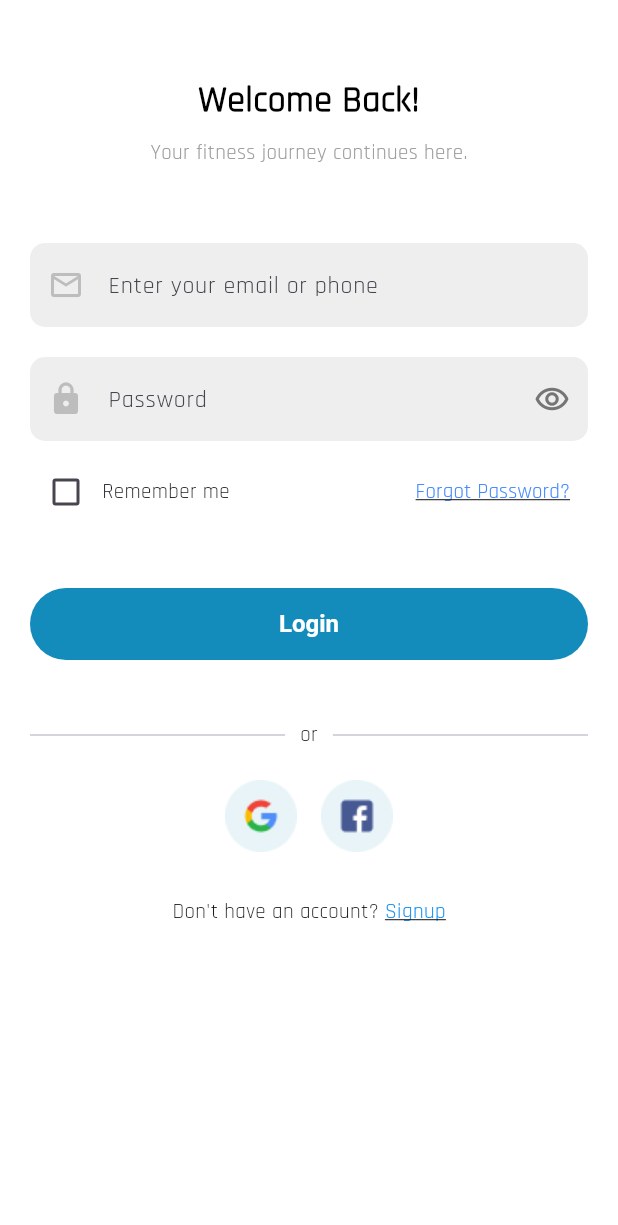
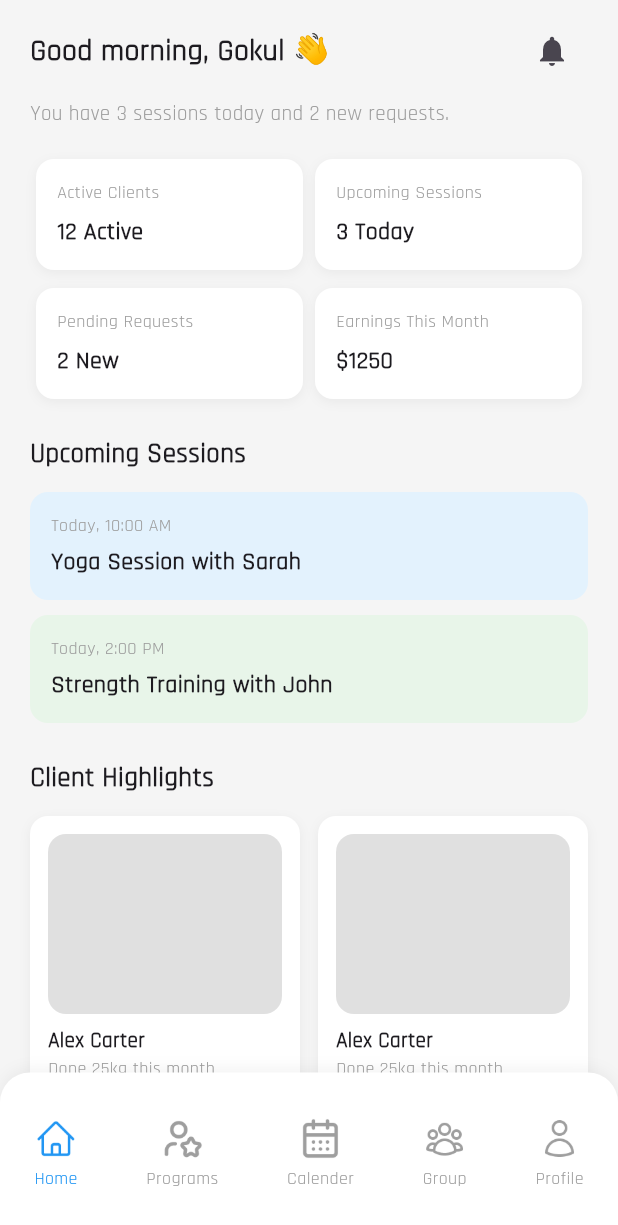
Before and after one commit to Dev-Ninjas-Backup/gokul_ramk, a Flutter app: the LoginScreen screen opened by its route, after a tap on "Login", on a phone screen of 412 x 824 dp. Shown: the top 1225 px of the screen. Run offline on Flutter 3.47's test engine with Material 3 defaults, Android fonts, the phone set to English and light mode, and no system bars; our stand-ins replace flutter_screenutil, get, google_fonts, pinput, shared_preferences; accounts and stored records are empty.

Commit message:
custom navbar and homescreen added

```diff
--- /dev/null
+++ b/lib/core/common/widgets/custom_navbar.dart
@@ -0,0 +1,100 @@
+import 'package:flutter/material.dart';
+import 'package:get/get.dart';
+
+import '../../../features/home/home_screen/screen/dashboard.dart';
+import '../../utils/constants/icon_path.dart';
+
+class HomeController extends GetxController {
+  var currentIndex = 0.obs;
+
+  void changeIndex(int index) {
+    currentIndex.value = index;
+  }
+}
+
+class HomeScreen extends StatelessWidget {
+  const HomeScreen({super.key});
+
+  @override
+  Widget build(BuildContext context) {
+    final HomeController controller = Get.put(HomeController());
+
+    final List<Widget> pages = [
+      const DashboardPage(),
+      const Center(child: Text("Programs Page")),
+
+      const Center(child: Text("Calendar Page")),
+      const Center(child: Text("Group Page")),
+      const Center(child: Text("Profile Page")),
+    ];
+
+    final List<String> icons = [
+      IconPath.homeIcon,
+      IconPath.programIcon,
+      IconPath.calendarIcon,
+      IconPath.groupIcon,
+      IconPath.peopleIcon,
+    ];
+
+    final List<String> labels = [
+      "Home",
+      "Programs",
+      "Calender",
+      "Group",
+      "Profile",
+    ];
+
+    return Obx(
+      () => Scaffold(
+        backgroundColor: Colors.grey[100],
+        body: pages[controller.currentIndex.value],
+        bottomNavigationBar: Container(
+          decoration: BoxDecoration(
+            color: Colors.white,
+            borderRadius: const BorderRadius.only(
+              topLeft: Radius.circular(20),
+              topRight: Radius.circular(20),
+            ),
+            boxShadow: [
+              BoxShadow(
+                // ignore: deprecated_member_use
+                color: Colors.black.withOpacity(0.05),
+                blurRadius: 8,
+                offset: const Offset(0, -2),
+              ),
+            ],
+          ),
+          padding: const EdgeInsets.symmetric(vertical: 30),
+          child: Row(
+            mainAxisAlignment: MainAxisAlignment.spaceAround,
+            children: List.generate(icons.length, (index) {
+              bool isSelected = controller.currentIndex.value == index;
+              return GestureDetector(
+                onTap: () => controller.changeIndex(index),
+                child: Column(
+                  mainAxisSize: MainAxisSize.min,
+                  children: [
+                    Image.asset(
+                      icons[index], // 👈 FIXED
+                      width: 28,
+                      height: 28,
+                      color: isSelected ? Colors.blue : Colors.grey,
+                    ),
+                    const SizedBox(height: 4),
+                    Text(
+                      labels[index],
+                      style: TextStyle(
+                        fontSize: 12,
+                        color: isSelected ? Colors.blue : Colors.grey,
+                      ),
+                    ),
+                  ],
+                ),
+              );
+            }),
+          ),
+        ),
+      ),
+    );
+  }
+}
--- a/lib/core/utils/constants/icon_path.dart
+++ b/lib/core/utils/constants/icon_path.dart
@@ -2,4 +2,12 @@ class IconPath {
   static const String googleIcon = 'assets/icons/google.png';
   static const String facebookIcon = 'assets/icons/facebook.png';
   static const String eyecolse = 'assets/icons/eye_close.png';
+
+  static const String homeIcon = 'assets/icons/home_icon.png';
+  static const String programIcon = 'assets/icons/program_icon.png';
+
+  static const String calendarIcon = 'assets/icons/calender_icon.png';
+  static const String groupIcon = 'assets/icons/group_icon.png';
+
+  static const String peopleIcon = 'assets/icons/people_icon.png';
 }
--- a/lib/features/auth/login/screen/login_screen.dart
+++ b/lib/features/auth/login/screen/login_screen.dart
@@ -120,7 +120,9 @@ class LoginScreen extends StatelessWidget {
 
                 // Login Button
                 ElevatedButton(
-                  onPressed: () {},
+                  onPressed: () {
+                    Get.toNamed("/trainer/homeScreen");
+                  },
                   style: ElevatedButton.styleFrom(
                     backgroundColor: AppColors.loginButtonColor,
                   ),
--- /dev/null
+++ b/lib/features/home/home_screen/screen/dashboard.dart
@@ -0,0 +1,227 @@
+import 'package:flutter/material.dart';
+
+class DashboardPage extends StatelessWidget {
+  const DashboardPage({super.key});
+
+  @override
+  Widget build(BuildContext context) {
+    return SafeArea(
+      child: SingleChildScrollView(
+        padding: const EdgeInsets.symmetric(horizontal: 20, vertical: 10),
+        child: Column(
+          crossAxisAlignment: CrossAxisAlignment.start,
+          children: [
+            // Greeting
+            Row(
+              mainAxisAlignment: MainAxisAlignment.spaceBetween,
+              children: [
+                const Text(
+                  "Good morning, Gokul 👋",
+                  style: TextStyle(fontSize: 20, fontWeight: FontWeight.bold),
+                ),
+                IconButton(
+                  icon: const Icon(Icons.notifications),
+                  onPressed: () {},
+                ),
+              ],
+            ),
+            const SizedBox(height: 8),
+            const Text(
+              "You have 3 sessions today and 2 new requests.",
+              style: TextStyle(color: Colors.grey),
+            ),
+
+            const SizedBox(height: 20),
+
+            // Stats
+            Row(
+              mainAxisAlignment: MainAxisAlignment.spaceBetween,
+              children: [
+                _statCard("Active Clients", "12 Active"),
+                _statCard("Upcoming Sessions", "3 Today"),
+              ],
+            ),
+            const SizedBox(height: 12),
+            Row(
+              mainAxisAlignment: MainAxisAlignment.spaceBetween,
+              children: [
+                _statCard("Pending Requests", "2 New"),
+                _statCard("Earnings This Month", "\$1250"),
+              ],
+            ),
+
+            const SizedBox(height: 24),
+
+            // Sessions
+            const Text(
+              "Upcoming Sessions",
+              style: TextStyle(fontSize: 18, fontWeight: FontWeight.bold),
+            ),
+            const SizedBox(height: 12),
+            _sessionCard(
+              "Today, 10:00 AM",
+              "Yoga Session with Sarah",
+              Colors.blue[50]!,
+            ),
+            const SizedBox(height: 10),
+            _sessionCard(
+              "Today, 2:00 PM",
+              "Strength Training with John",
+              Colors.green[50]!,
+            ),
+
+            const SizedBox(height: 24),
+
+            // Clients
+            const Text(
+              "Client Highlights",
+              style: TextStyle(fontSize: 18, fontWeight: FontWeight.bold),
+            ),
+            const SizedBox(height: 12),
+            Row(
+              children: [
+                Expanded(child: _clientCard("Alex Carter")),
+                const SizedBox(width: 12),
+                Expanded(child: _clientCard("Alex Carter")),
+              ],
+            ),
+
+            const SizedBox(height: 24),
+
+            // Create Program
+            Container(
+              width: double.infinity,
+              padding: const EdgeInsets.all(16),
+              decoration: BoxDecoration(
+                color: Colors.green[50],
+                borderRadius: BorderRadius.circular(16),
+              ),
+              child: Column(
+                crossAxisAlignment: CrossAxisAlignment.start,
+                children: [
+                  const Text(
+                    "Create Program",
+                    style: TextStyle(fontSize: 18, fontWeight: FontWeight.bold),
+                  ),
+                  const SizedBox(height: 6),
+                  const Text(
+                    "Design a structured training plan tailored for your clients.",
+                  ),
+                  const SizedBox(height: 12),
+                  ElevatedButton(
+                    style: ElevatedButton.styleFrom(
+                      backgroundColor: Colors.green,
+                      shape: RoundedRectangleBorder(
+                        borderRadius: BorderRadius.circular(10),
+                      ),
+                    ),
+                    onPressed: () {},
+                    child: const Text("Start Now"),
+                  ),
+                ],
+              ),
+            ),
+          ],
+        ),
+      ),
+    );
+  }
+
+  // --- Widgets ---
+  Widget _statCard(String title, String value) {
+    return Expanded(
+      child: Container(
+        margin: const EdgeInsets.symmetric(horizontal: 4),
+        padding: const EdgeInsets.all(14),
+        decoration: BoxDecoration(
+          color: Colors.white,
+          borderRadius: BorderRadius.circular(12),
+          boxShadow: [
+            BoxShadow(
+              // ignore: deprecated_member_use
+              color: Colors.black.withOpacity(0.05),
+              blurRadius: 6,
+              offset: const Offset(0, 2),
+            ),
+          ],
+        ),
+        child: Column(
+          crossAxisAlignment: CrossAxisAlignment.start,
+          children: [
+            Text(
+              title,
+              style: const TextStyle(color: Colors.grey, fontSize: 12),
+            ),
+            const SizedBox(height: 6),
+            Text(
+              value,
+              style: const TextStyle(fontSize: 16, fontWeight: FontWeight.bold),
+            ),
+          ],
+        ),
+      ),
+    );
+  }
+
+  Widget _sessionCard(String time, String title, Color bgColor) {
+    return Container(
+      width: double.infinity,
+      padding: const EdgeInsets.all(14),
+      decoration: BoxDecoration(
+        color: bgColor,
+        borderRadius: BorderRadius.circular(12),
+      ),
+      child: Column(
+        crossAxisAlignment: CrossAxisAlignment.start,
+        children: [
+          Text(time, style: const TextStyle(color: Colors.grey, fontSize: 12)),
+          const SizedBox(height: 4),
+          Text(
+            title,
+            style: const TextStyle(fontSize: 16, fontWeight: FontWeight.w600),
+          ),
+        ],
+      ),
+    );
+  }
+
+  Widget _clientCard(String name) {
+    return Container(
+      padding: const EdgeInsets.all(12),
+      decoration: BoxDecoration(
+        color: Colors.white,
+        borderRadius: BorderRadius.circular(12),
+        boxShadow: [
+          BoxShadow(
+            // ignore: deprecated_member_use
+            color: Colors.black.withOpacity(0.05),
+            blurRadius: 6,
+            offset: const Offset(0, 2),
+          ),
+        ],
+      ),
+      child: Column(
+        crossAxisAlignment: CrossAxisAlignment.start,
+        children: [
+          // Placeholder for image
+          Container(
+            height: 120,
+            decoration: BoxDecoration(
+              color: Colors.grey[300],
+              borderRadius: BorderRadius.circular(12),
+            ),
+          ),
+          const SizedBox(height: 8),
+          Text(
+            name,
+            style: const TextStyle(fontSize: 14, fontWeight: FontWeight.bold),
+          ),
+          const Text(
+            "Done 25kg this month",
+            style: TextStyle(color: Colors.grey, fontSize: 12),
+          ),
+        ],
+      ),
+    );
+  }
+}
--- a/lib/routes/app_routes.dart
+++ b/lib/routes/app_routes.dart
@@ -1,4 +1,5 @@
 import 'package:get/get_navigation/src/routes/get_route.dart';
+import 'package:gokul_ramk/core/common/widgets/custom_navbar.dart';
 import 'package:gokul_ramk/features/auth/forgot_password/screen/forgot_pass_verify_otp_screen.dart';
 import 'package:gokul_ramk/features/auth/forgot_password/screen/forgot_password_screen.dart';
 import 'package:gokul_ramk/features/auth/login/screen/login_screen.dart';
@@ -12,14 +13,17 @@ class AppRoute {
   static String loginScreen = '/loginScreen';
   static String signUpScreen = '/signUpScreen';
   static String forgotPasswordScreen = '/forgotPasswordScreen';
-    static String forgotPassVerifyOtpScreen = '/forgotPassVerifyOtpScreen';
+  static String forgotPassVerifyOtpScreen = '/forgotPassVerifyOtpScreen';
 
   static String getSplashScreen() => splashScreen;
   static String getOnboardingScreen() => onboardingScreen;
   static String getloginScreen() => loginScreen;
   static String getsignUpScreen() => signUpScreen;
   static String getforgotPasswordScreen() => forgotPasswordScreen;
-    static String getforgotPassVerifyOtpScreen() => forgotPassVerifyOtpScreen;
+  static String getforgotPassVerifyOtpScreen() => forgotPassVerifyOtpScreen;
+
+  // home
+  static String trainerHomeScreen = "/trainer/homeScreen";
 
   static List<GetPage> routes = [
     GetPage(name: splashScreen, page: () => SplashScreen()),
@@ -27,6 +31,12 @@ class AppRoute {
     GetPage(name: loginScreen, page: () => LoginScreen()),
     GetPage(name: signUpScreen, page: () => SignupScreen()),
     GetPage(name: forgotPasswordScreen, page: () => ForgotPasswordScreen()),
-        GetPage(name: forgotPassVerifyOtpScreen, page: () => ForgotPassVerifyOtpScreen()),
+    GetPage(
+      name: forgotPassVerifyOtpScreen,
+      page: () => ForgotPassVerifyOtpScreen(),
+    ),
+
+    // home
+    GetPage(name: trainerHomeScreen, page: () => HomeScreen()),
   ];
 }
```
Also changed, not shown: assets/icons/calender_icon.png (added), assets/icons/group_icon.png (added), assets/icons/home_icon.png (added), assets/icons/people_icon.png (added), assets/icons/program_icon.png (added).
